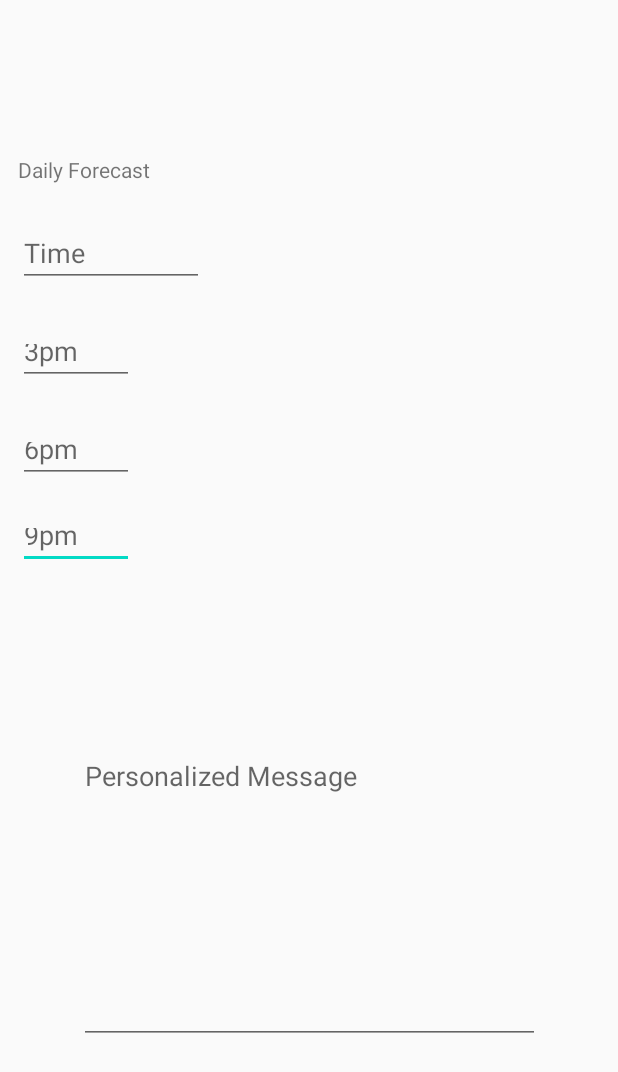
After one commit to d-joshi/Personal-Weather-App, an Android app: the layout forecast.xml on its own in the app's theme, with its tools: preview values and no code run, on a phone screen of 412 x 824 dp. The commit adds this screen. Shown: the top 1072 px of the screen. Run offline under Robolectric (Android 15) with nearby library versions, the phone set to English and light mode, and no system bars.

Commit message:
additional layout files and mainactivity

```diff
--- a/app/src/main/java/com/example/theweatherapp/MainActivity.java
+++ b/app/src/main/java/com/example/theweatherapp/MainActivity.java
@@ -27,7 +27,5 @@ public class MainActivity extends AppCompatActivity {
         TextView textView = findViewById(R.id.textView);
         textView.setText(currentDate);
 
-        TextView
-
     }
 }
--- /dev/null
+++ b/app/src/main/res/layout/forecast.xml
@@ -0,0 +1,89 @@
+<?xml version="1.0" encoding="utf-8"?>
+<androidx.constraintlayout.widget.ConstraintLayout
+    xmlns:android="http://schemas.android.com/apk/res/android"
+    xmlns:app="http://schemas.android.com/apk/res-auto"
+    xmlns:tools="http://schemas.android.com/tools"
+    android:layout_width="match_parent"
+    android:layout_height="match_parent">
+
+    <EditText
+        android:id="@+id/editText8"
+        android:layout_width="77dp"
+        android:layout_height="37dp"
+        android:layout_marginStart="12dp"
+        android:layout_marginTop="20dp"
+        android:ems="10"
+        android:hint="9pm"
+        android:inputType="time"
+        app:layout_constraintStart_toStartOf="parent"
+        app:layout_constraintTop_toBottomOf="@+id/editText7" />
+
+    <EditText
+        android:id="@+id/editText7"
+        android:layout_width="77dp"
+        android:layout_height="37dp"
+        android:layout_marginStart="12dp"
+        android:layout_marginTop="28dp"
+        android:ems="10"
+        android:hint="6pm"
+        android:inputType="time"
+        app:layout_constraintStart_toStartOf="parent"
+        app:layout_constraintTop_toBottomOf="@+id/editText6" />
+
+    <EditText
+        android:id="@+id/editText6"
+        android:layout_width="77dp"
+        android:layout_height="37dp"
+        android:layout_marginStart="12dp"
+        android:layout_marginTop="28dp"
+        android:ems="10"
+        android:hint="3pm"
+        android:inputType="time"
+        app:layout_constraintStart_toStartOf="parent"
+        app:layout_constraintTop_toBottomOf="@+id/editText5" />
+
+    <EditText
+        android:id="@+id/editText4"
+        android:layout_width="307dp"
+        android:layout_height="201dp"
+        android:layout_marginBottom="128dp"
+        android:ems="10"
+        android:gravity="start|top"
+        android:hint="Personalized Message"
+        android:inputType="textMultiLine"
+        app:layout_constraintBottom_toBottomOf="parent"
+        app:layout_constraintEnd_toEndOf="parent"
+        app:layout_constraintStart_toStartOf="parent" />
+
+    <TextView
+        android:id="@+id/textView3"
+        android:layout_width="150dp"
+        android:layout_height="20dp"
+        android:layout_marginStart="12dp"
+        android:layout_marginTop="20dp"
+        android:text="Daily Forecast"
+        app:layout_constraintStart_toStartOf="parent"
+        app:layout_constraintTop_toBottomOf="@+id/textView4" />
+
+    <EditText
+        android:id="@+id/editText5"
+        android:layout_width="124dp"
+        android:layout_height="40dp"
+        android:layout_marginStart="12dp"
+        android:layout_marginTop="28dp"
+        android:ems="10"
+        android:hint="Time"
+        android:inputType="time"
+        app:layout_constraintStart_toStartOf="parent"
+        app:layout_constraintTop_toBottomOf="@+id/textView3" />
+
+    <TextView
+        android:id="@+id/textView4"
+        android:layout_width="208dp"
+        android:layout_height="55dp"
+        android:layout_marginStart="88dp"
+        android:layout_marginTop="28dp"
+        app:layout_constraintStart_toStartOf="parent"
+        app:layout_constraintTop_toTopOf="parent" />
+
+</androidx.constraintlayout.widget.ConstraintLayout>
```
